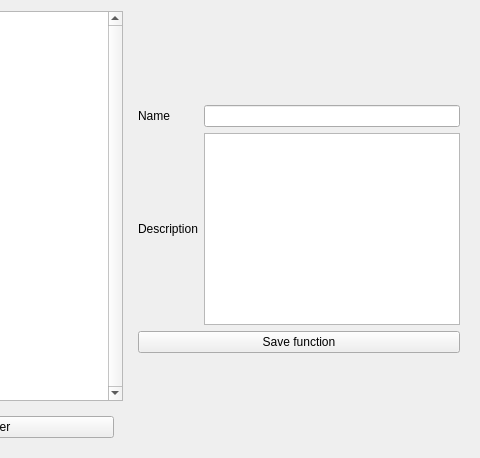
Above: lima_gui/view/function_description.ui from oKatanaaa/lima-gui before the change; both pictures show x 512 to 992 and y 0 to 458 of the 992 by 458 pixel window. Below: the same form after it.
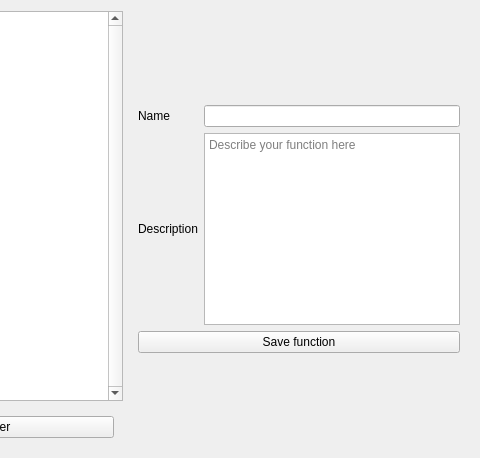
That is the form after the change.

```diff
--- a/lima_gui/view/function_description.ui
+++ b/lima_gui/view/function_description.ui
@@ -118,6 +118,9 @@
             <verstretch>0</verstretch>
            </sizepolicy>
           </property>
+          <property name="placeholderText">
+           <string>Describe your function here</string>
+          </property>
          </widget>
         </item>
         <item row="1" column="1">
```
